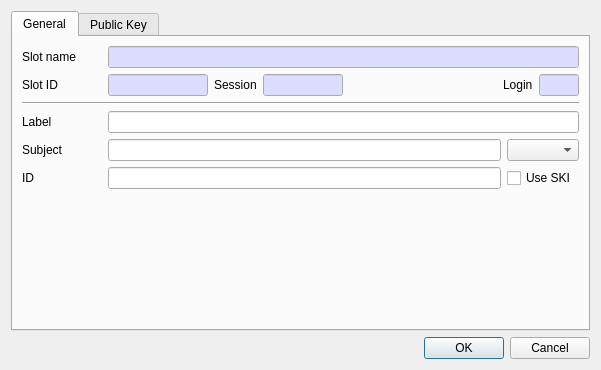
Old version of the form CryptokiMan/create_rsa_pub_key_dlg.ui in the repository jykim74/CryptokiMan.
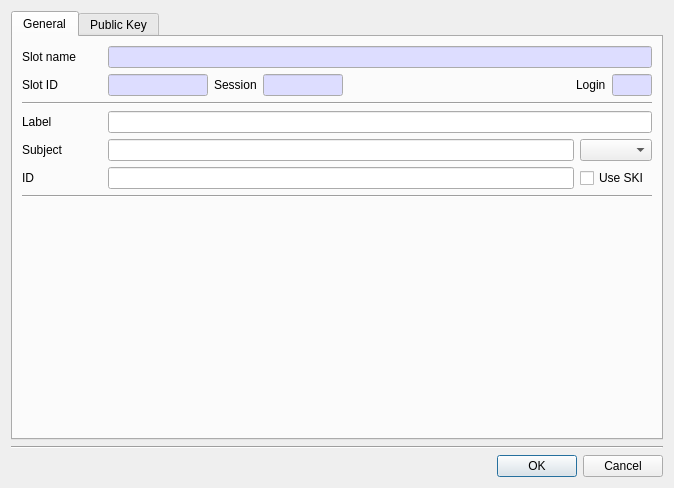
New version of the form. The open tabs and pages were chosen to show the change.

Diff of the .ui file:
```diff
--- a/CryptokiMan/create_rsa_pub_key_dlg.ui
+++ b/CryptokiMan/create_rsa_pub_key_dlg.ui
@@ -6,8 +6,8 @@
    <rect>
     <x>0</x>
     <y>0</y>
-    <width>583</width>
-    <height>370</height>
+    <width>674</width>
+    <height>488</height>
    </rect>
   </property>
   <property name="windowTitle">
@@ -341,6 +341,13 @@
          </item>
         </layout>
        </item>
+       <item>
+        <widget class="Line" name="line">
+         <property name="orientation">
+          <enum>Qt::Horizontal</enum>
+         </property>
+        </widget>
+       </item>
        <item>
         <spacer name="verticalSpacer">
          <property name="orientation">
@@ -781,6 +788,13 @@
      </widget>
     </widget>
    </item>
+   <item>
+    <widget class="Line" name="line_5">
+     <property name="orientation">
+      <enum>Qt::Horizontal</enum>
+     </property>
+    </widget>
+   </item>
    <item>
     <widget class="QDialogButtonBox" name="buttonBox">
      <property name="orientation">
```
Left out of the diff: 2 changed lines with no effect on the pictures.
